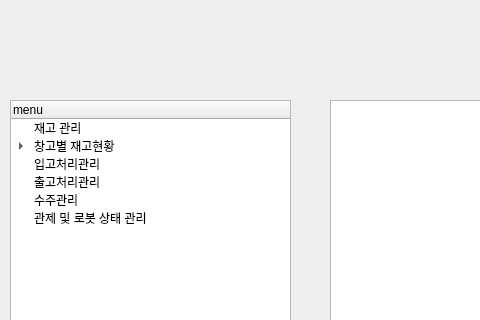
Above: GUI/window2.ui from addinedu-ros-5th/ros-repo-4 before the change; both pictures show x 0 to 480 and y 0 to 320 of the 1328 by 742 pixel window. Below: the same form after it.
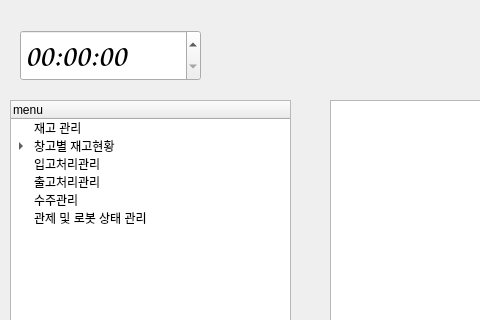
That is the form after the change.

Commit message: main server ver01

Diff of the .ui file:
```diff
--- a/GUI/window2.ui
+++ b/GUI/window2.ui
@@ -325,6 +325,25 @@
      <string>완료처리</string>
     </property>
    </widget>
+   <widget class="QTimeEdit" name="timeEdit">
+    <property name="geometry">
+     <rect>
+      <x>20</x>
+      <y>30</y>
+      <width>181</width>
+      <height>51</height>
+     </rect>
+    </property>
+    <property name="font">
+     <font>
+      <family>Z003</family>
+      <pointsize>24</pointsize>
+      <weight>75</weight>
+      <italic>true</italic>
+      <bold>true</bold>
+     </font>
+    </property>
+   </widget>
   </widget>
   <widget class="QMenuBar" name="menubar">
    <property name="geometry">
```
The commit also changes 1 other file.
